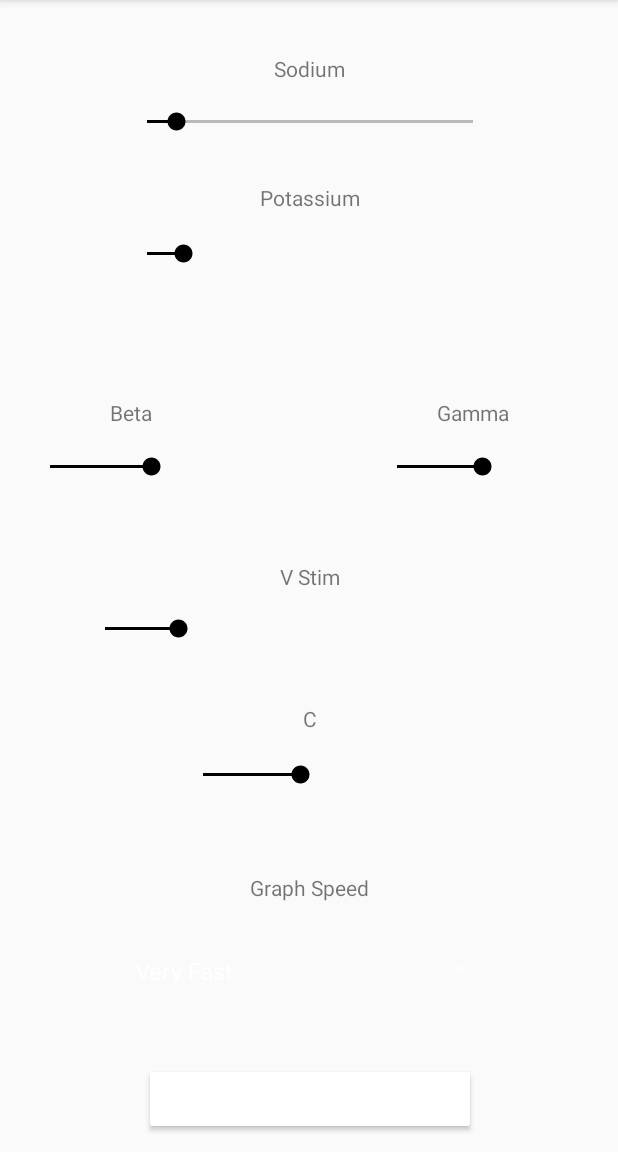
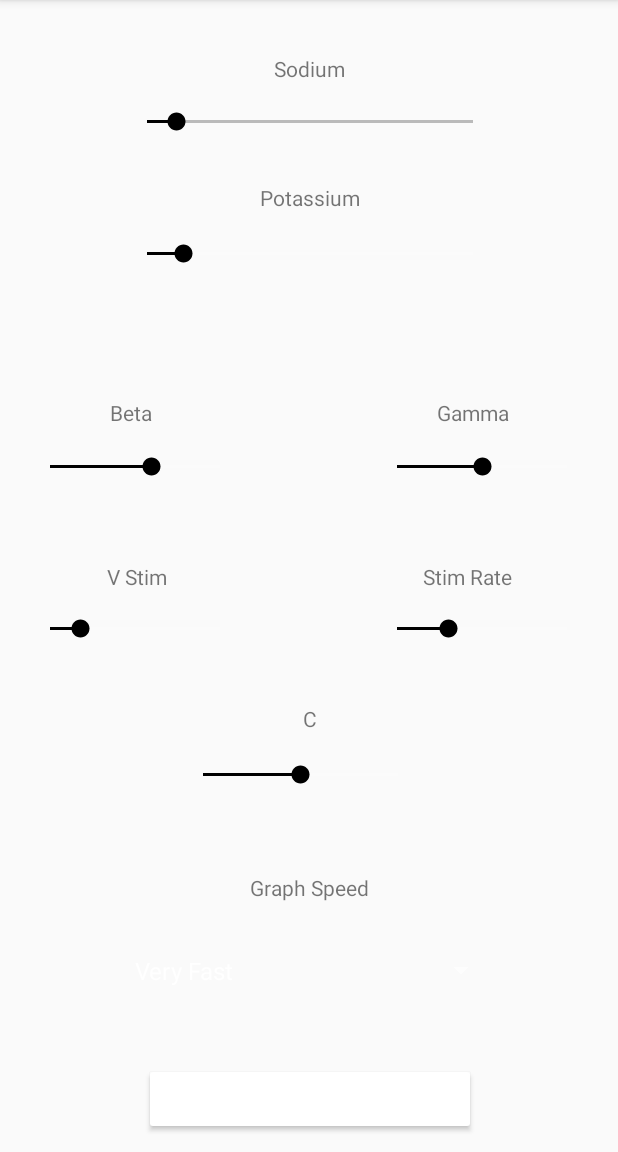
Before and after one commit to BrainScholar/Brain_Scholar_Android, an Android app: the screen it shows after launch (MainActivity), on a phone screen of 412 x 824 dp, the part 84-1236 px from its top. Run offline under Robolectric (Android 15) with nearby library versions, the phone set to English and light mode, and no system bars.

Commit message:
26/07/17 Stim Rate added.

```diff
--- a/app/src/main/res/layout/activity_main.xml
+++ b/app/src/main/res/layout/activity_main.xml
@@ -51,7 +51,7 @@
 
     <SeekBar
         android:id="@+id/v_stim"
-        android:layout_width="304dp"
+        android:layout_width="145dp"
         android:layout_height="28dp"
         android:max="50"
         android:progress="9"
@@ -59,6 +59,22 @@
         android:thumbTint="@android:color/black"
         app:layout_constraintBottom_toBottomOf="parent"
         app:layout_constraintLeft_toLeftOf="parent"
+        app:layout_constraintHorizontal_bias="0.066"
+        app:layout_constraintRight_toRightOf="parent"
+        app:layout_constraintTop_toTopOf="parent"
+        app:layout_constraintVertical_bias="0.548" />
+
+    <SeekBar
+        android:id="@+id/stimRate"
+        android:layout_width="145dp"
+        android:layout_height="28dp"
+        android:max="10000"
+        android:progress="3000"
+        android:progressTint="@android:color/black"
+        android:thumbTint="@android:color/black"
+        app:layout_constraintBottom_toBottomOf="parent"
+        app:layout_constraintLeft_toLeftOf="parent"
+        app:layout_constraintHorizontal_bias="0.933"
         app:layout_constraintRight_toRightOf="parent"
         app:layout_constraintTop_toTopOf="parent"
         app:layout_constraintVertical_bias="0.548" />
@@ -75,7 +91,19 @@
         app:layout_constraintLeft_toLeftOf="parent"
         app:layout_constraintRight_toRightOf="parent"
         app:layout_constraintTop_toTopOf="parent"
-        app:layout_constraintHorizontal_bias="0.501" />
+        app:layout_constraintHorizontal_bias="0.191" />
+
+    <TextView
+        android:id="@+id/stimRateLabel"
+        android:layout_width="wrap_content"
+        android:layout_height="wrap_content"
+        android:text="Stim Rate"
+        android:textAlignment="center"
+        app:layout_constraintBottom_toBottomOf="parent"
+        app:layout_constraintTop_toTopOf="parent"
+        app:layout_constraintLeft_toLeftOf="parent"
+        app:layout_constraintRight_toRightOf="parent"
+        app:layout_constraintHorizontal_bias="0.8" />
 
     <TextView
         android:id="@+id/gkLabel"
@@ -263,6 +291,16 @@
         tools:layout_editor_absoluteX="40dp" />
 
     <TextView
+        android:id="@+id/textSTIMRATEprogress"
+        android:layout_width="wrap_content"
+        android:layout_height="wrap_content"
+        android:layout_marginBottom="8dp"
+        android:textSize="24sp"
+        app:layout_constraintBottom_toBottomOf="@+id/stimRateLabel"
+        tools:layout_editor_absoluteX="213dp" />
+
+
+    <TextView
         android:id="@+id/textCprogress"
         android:layout_width="wrap_content"
         android:layout_height="wrap_content"
```
Also changed, not shown: app/src/main/java/brainscholar/brainscholar/FullscreenActivity.java (+35 -3 lines), app/src/main/java/brainscholar/brainscholar/MainActivity.java (+32 -1 lines), app/src/main/res/layout/activity_fullscreen.xml (+22 -0 lines).
